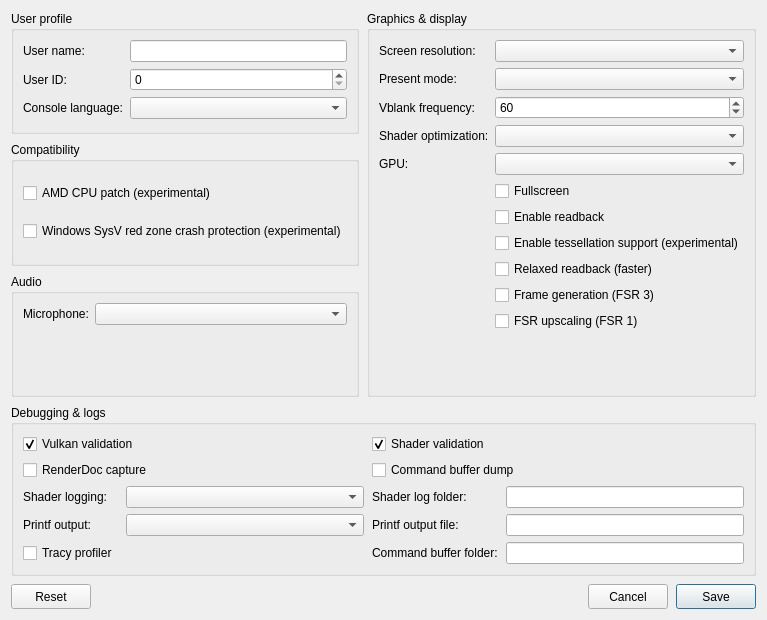
Before: the Qt Designer form src/launcher/forms/configuration_edit_dialog.ui in serbru20066666/brunoKytyPs5, drawn with Qt 5.
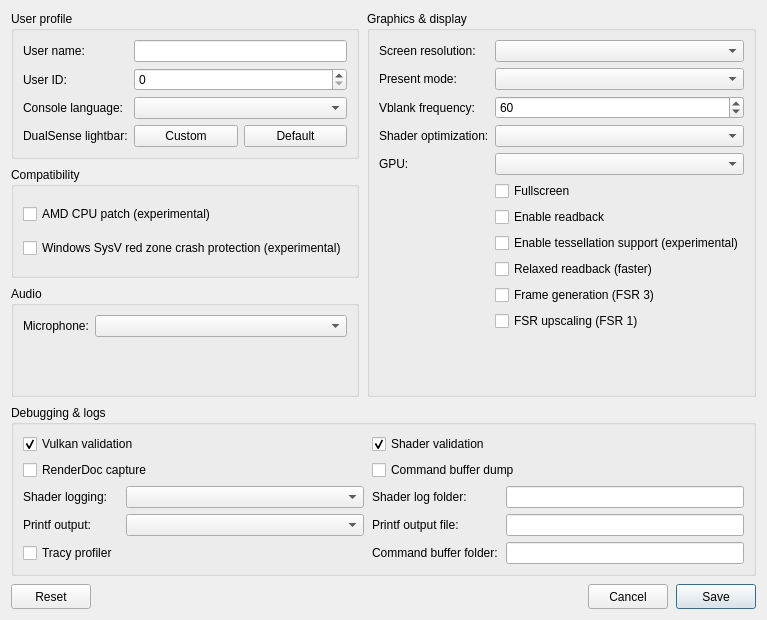
After: the same form once the commit is applied. Custom widgets are drawn as their Qt base class.

Commit message:
launcher: configure and preview DualSense lightbar color (#912)
launcher: configure and preview controller lightbar color

Add an optional lightbar color to launcher settings and pass it to the emulator with --controller-color. Preview changes on RGB gamepads, handle controller hotplug events, and restore the saved color when settings dialogs close. Release launcher preview handles when starting a game.

What changed in the file:
```diff
--- a/src/launcher/forms/configuration_edit_dialog.ui
+++ b/src/launcher/forms/configuration_edit_dialog.ui
@@ -72,6 +72,27 @@
           <property name="toolTip"><string>Language</string></property>
          </widget>
         </item>
+        <item row="3" column="0">
+         <widget class="QLabel" name="label_controller_color">
+          <property name="text"><string>DualSense lightbar:</string></property>
+         </widget>
+        </item>
+        <item row="3" column="1">
+         <layout class="QHBoxLayout" name="controllerColorLayout">
+          <item>
+           <widget class="QPushButton" name="button_controller_color">
+            <property name="toolTip"><string>Choose and preview a fixed LED color. Bluetooth DualSense may take several seconds to update.</string></property>
+            <property name="text"><string>Custom</string></property>
+           </widget>
+          </item>
+          <item>
+           <widget class="QPushButton" name="button_controller_color_reset">
+            <property name="toolTip"><string>Let the game control the lightbar</string></property>
+            <property name="text"><string>Default</string></property>
+           </widget>
+          </item>
+         </layout>
+        </item>
        </layout>
       </widget>
      </item>
```
The commit also changes 12 other files.
